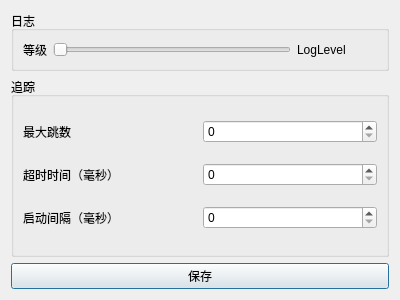
First picture: the form in nyatrace_configs.ui, repository Candinya/NyaTrace, before the edit.
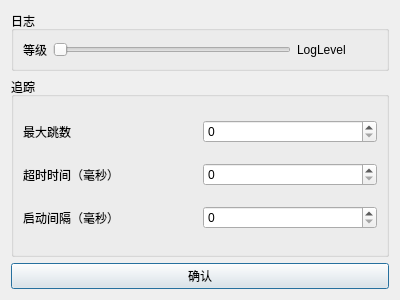
Second picture: the form after the edit.

```diff
--- a/nyatrace_configs.ui
+++ b/nyatrace_configs.ui
@@ -159,7 +159,7 @@
       </sizepolicy>
      </property>
      <property name="text">
-      <string>保存</string>
+      <string>确认</string>
      </property>
     </widget>
    </item>
```
